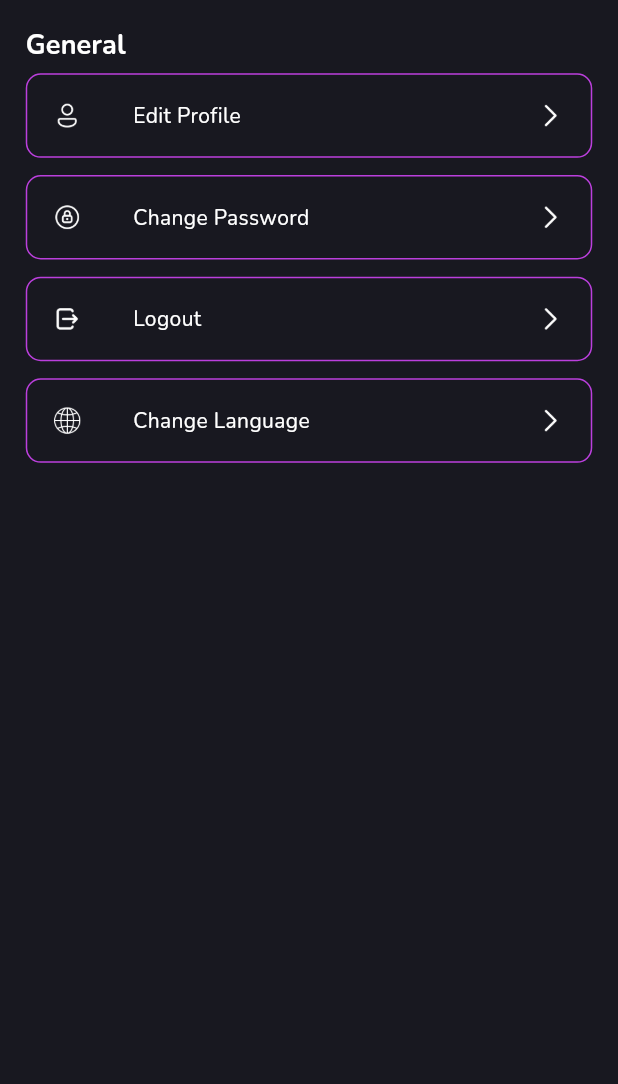
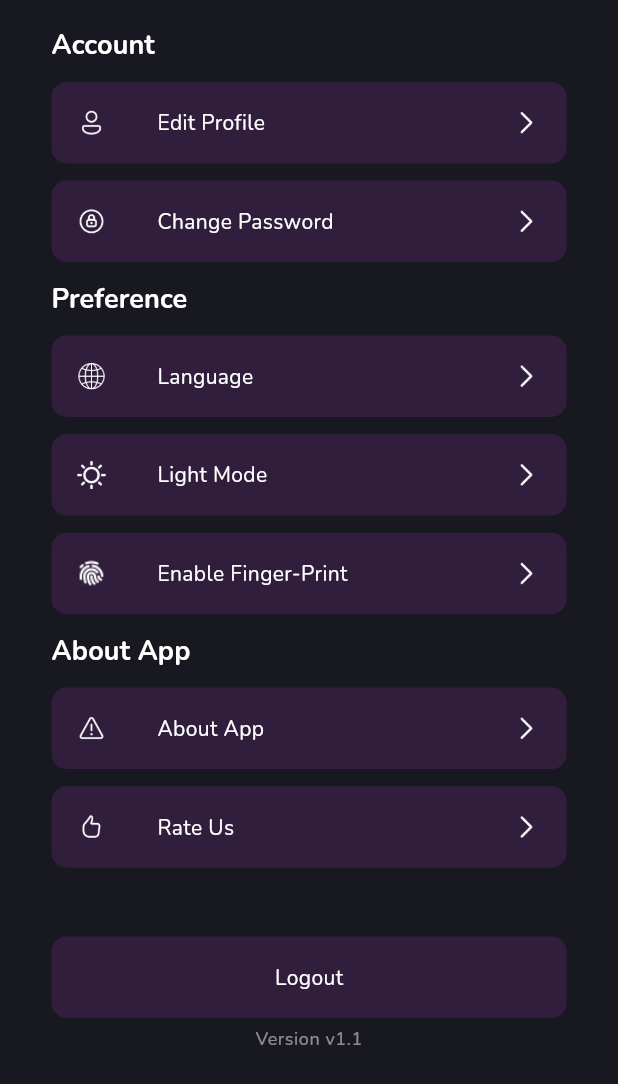
Before and after one commit to vanan-gm/bloc_app, a Flutter app: the SettingsPage widget shown alone on an empty page, opened directly, on a phone screen of 412 x 824 dp. Shown: the top 1084 px of the screen. Run offline on Flutter 3.47's test engine with Material 3 defaults, Android fonts, the phone set to English and light mode, and no system bars; our stand-ins replace cached_network_image, dotted_border, flutter_bloc, flutter_screenutil, fpdart, get_it and 5 more; missing offline and left inert: easy_image_viewer; accounts and stored records are empty; network calls fail.

Commit message:
Implement some features in settings page

```diff
--- a/lib/core/enums/page_type.dart
+++ b/lib/core/enums/page_type.dart
@@ -1 +1 @@
-enum PageType { home, search, favorite, profile }
+enum PageType { home, search, favorite, settings }
--- a/lib/features/auth/presentation/pages/settings_page.dart
+++ b/lib/features/auth/presentation/pages/settings_page.dart
@@ -1,9 +1,16 @@
+import 'package:bloc_app/core/common/utils/app_dialog.dart';
+import 'package:bloc_app/core/common/utils/show_custom_overlay.dart';
 import 'package:bloc_app/core/common/widgets/app_icon.dart';
 import 'package:bloc_app/core/common/widgets/ripple_effect.dart';
 import 'package:bloc_app/core/constants/app_constants.dart';
 import 'package:bloc_app/core/theme/app_colors.dart';
+import 'package:bloc_app/features/auth/presentation/bloc/auth_bloc.dart';
+import 'package:bloc_app/features/auth/presentation/pages/login_page.dart';
+import 'package:bloc_app/features/auth/presentation/pages/profile_page.dart';
 import 'package:bloc_app/generated/assets.dart';
+import 'package:flutter/cupertino.dart';
 import 'package:flutter/material.dart';
+import 'package:flutter_bloc/flutter_bloc.dart';
 
 class SettingsPage extends StatefulWidget {
   const SettingsPage({super.key});
@@ -13,40 +20,74 @@ class SettingsPage extends StatefulWidget {
 }
 
 class _SettingsPageState extends State<SettingsPage> {
+
+  void navigatePage(CupertinoPageRoute route){
+    Navigator.of(context).push(route);
+  }
+
   @override
   Widget build(BuildContext context) {
     return Padding(
       padding: EdgeInsets.symmetric(
         vertical: AppConstants.paddingSmall,
-        horizontal: AppConstants.paddingSmall,
+        horizontal: AppConstants.paddingMedium,
       ),
+      child: BlocListener<AuthBloc, AuthState>(
+        listener: (context, state){
+          if(state is AuthSignOutSuccessState){
+            AppDialog.hideLoadingDialog(context);
+            showCustomOverlay(context: context, isSuccessType: true, content: 'Signout successfully');
+            Navigator.of(context).pushAndRemoveUntil(LoginPage.route(), (route) => false);
+          }else if(state is AuthFailureState){
+            AppDialog.hideLoadingDialog(context);
+            showCustomOverlay(context: context, isSuccessType: false, content: 'Encounter errors!!');
+          }
+        },
+        child: SingleChildScrollView(
           child: Column(
             crossAxisAlignment: CrossAxisAlignment.start,
             children: [
-          Text('General', style: Theme.of(context).textTheme.titleSmall!.copyWith(fontWeight: FontWeight.w700),),
-          itemBox(Assets.iconsIcUser, "Edit Profile", (){}),
+              Padding(
+                padding: EdgeInsets.only(bottom: AppConstants.paddingSuperTiny),
+                child: Text('Account', style: Theme.of(context).textTheme.titleSmall!.copyWith(fontWeight: FontWeight.w700),)),
+              itemBox(Assets.iconsIcUser, "Edit Profile", (){
+                navigatePage(ProfilePage.route());
+              }),
               itemBox(Assets.iconsIcSecure, "Change Password", (){}),
-          itemBox(Assets.iconsIcLogout, "Logout", (){}),
-          itemBox(Assets.iconsIcLanguage, "Change Language", (){}),
+              Padding(
+                padding: EdgeInsets.symmetric(vertical: AppConstants.paddingSuperTiny),
+                child: Text('Preference', style: Theme.of(context).textTheme.titleSmall!.copyWith(fontWeight: FontWeight.w700),)),
+              itemBox(Assets.iconsIcLanguage, "Language", (){}),
+              itemBox(Assets.iconsIcLightMode, "Light Mode", (){}),
+              itemBox(Assets.iconsIcFingerprint, "Enable Finger-Print", (){}),
+              Padding(
+                padding: EdgeInsets.symmetric(vertical: AppConstants.paddingSuperTiny),
+                child: Text('About App', style: Theme.of(context).textTheme.titleSmall!.copyWith(fontWeight: FontWeight.w700),)),
+              itemBox(Assets.iconsIcInfo, "About App", (){}),
+              itemBox(Assets.iconsIcRate, "Rate Us", (){}),
+              Padding(
+                padding: EdgeInsets.only(top: AppConstants.paddingMedium),
+                child: onTapItem(onTap: (){
+                  AppDialog.showSignOutDialog(context: context, onBack: (){
+                    Navigator.of(context).pop();
+                  }, onOk: (){
+                    Navigator.of(context).pop();
+                    context.read<AuthBloc>().add(AuthSignOut());
+                  });
+                }, width: AppConstants.widthScreen, alignment: Alignment.center, child: Text("Logout", style: Theme.of(context).textTheme.bodyMedium,)),
+              ),
+              Align(
+                alignment: Alignment.center,
+                  child: Text("Version v1.1", style: Theme.of(context).textTheme.bodySmall!.copyWith(color: AppColors.white.withValues(alpha: .5)),))
             ],
+          ),
+        ),
       ),
     );
   }
 
   Widget itemBox(String icon, String text, VoidCallback onTap){
-    return RippleEffect(
-      onTap: onTap,
-      child: Container(
-        padding: EdgeInsets.symmetric(
-          horizontal: AppConstants.paddingSmall,
-          vertical: AppConstants.paddingSmall,
-        ),
-        margin: EdgeInsets.symmetric(vertical: AppConstants.paddingSuperTiny),
-        decoration: BoxDecoration(
-          border: Border.all(color: AppColors.gradient1, width: 1.0),
-          borderRadius: BorderRadius.circular(AppConstants.borderImage),
-        ),
-        child: Row(
+    return onTapItem(onTap: onTap, child: Row(
       children: [
         AppIcon.asset(icon, color: AppColors.white,),
         Padding(
@@ -56,6 +97,27 @@ class _SettingsPageState extends State<SettingsPage> {
         Spacer(),
         AppIcon.asset(Assets.iconsIcRightArrow, color: AppColors.white,),
       ],
+    ));
+  }
+
+  Widget onTapItem({required VoidCallback onTap, required Widget child, double? width, AlignmentGeometry? alignment}){
+    return Padding(
+      padding: EdgeInsets.symmetric(vertical: AppConstants.paddingSuperTiny),
+      child: RippleEffect(
+        onTap: onTap,
+        child: Container(
+          width: width,
+          padding: EdgeInsets.symmetric(
+            horizontal: AppConstants.paddingSmall,
+            vertical: AppConstants.paddingSmall,
+          ),
+          decoration: BoxDecoration(
+            color: AppColors.gradient1.withValues(alpha: .15),
+            // border: Border.all(color: AppColors.gradient1, width: 1.0),
+            borderRadius: BorderRadius.circular(AppConstants.borderImage),
+          ),
+          alignment: alignment,
+          child: child,
         ),
       ),
     );
```
Also changed, not shown: lib/core/common/utils/app_dialog.dart (+32 -0 lines), lib/core/common/widgets/smart_list_view.dart (added, +100 -0 lines), lib/core/common/widgets/three_dots_animation.dart (added, +114 -0 lines), lib/features/auth/presentation/pages/profile_page.dart (+12 -1 lines), lib/features/blog/presentation/pages/master_page.dart (+2 -17 lines), assets/icons/ic_fingerprint.png (added), lib/generated/assets.dart. Lines whose indentation alone changed are shown as unchanged.
